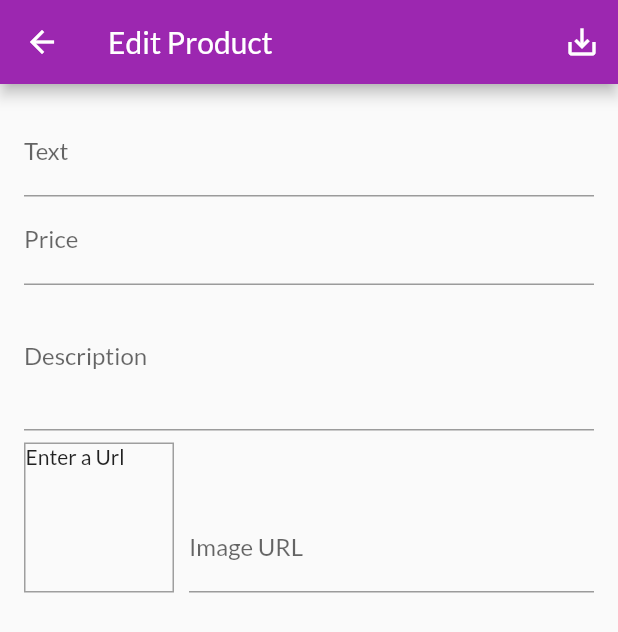
After one commit to MrBooi/KasiShop, a Flutter app: the EditProductScreen screen opened by its route, on a phone screen of 412 x 824 dp. The commit adds this screen. Shown: the top 632 px of the screen. Run offline on Flutter 3.47's test engine with Material 2 defaults, Android fonts, the phone set to English and light mode, and no system bars; network calls fail.

Commit message:
added product screen

```diff
--- /dev/null
+++ b/lib/screens/edit_product_screen.dart
@@ -0,0 +1,171 @@
+import 'package:flutter/material.dart';
+import '../providers/product.dart';
+
+class EditProductScreen extends StatefulWidget {
+  static const routeName = '/edit-product';
+  EditProductScreen({Key key}) : super(key: key);
+
+  @override
+  _EditProductScreenState createState() => _EditProductScreenState();
+}
+
+class _EditProductScreenState extends State<EditProductScreen> {
+  final _form = GlobalKey<FormState>();
+  final _priceFocusNode = FocusNode();
+  final _decriptionFocusNode = FocusNode();
+  final _imageUrlFocusNode = FocusNode();
+  final _imageUrlController = TextEditingController();
+  final _titleController = TextEditingController();
+  final _priceController = TextEditingController();
+  final _descriptionController = TextEditingController();
+
+  var _editedProduct =
+      Product(id: null, title: '', description: '', imageUrl: '', price: 0);
+
+  @override
+  void initState() {
+    _imageUrlFocusNode.addListener(_updateImageUrl);
+    super.initState();
+  }
+
+  void _updateImageUrl() {
+    if (!_imageUrlFocusNode.hasFocus) {
+      setState(() {});
+    }
+  }
+
+  void _saveForm() {
+    _form.currentState.save();
+  }
+
+  @override
+  void dispose() {
+    _imageUrlFocusNode.removeListener(_updateImageUrl);
+    _decriptionFocusNode.dispose();
+    _priceFocusNode.dispose();
+    _imageUrlController.dispose();
+    _imageUrlFocusNode.dispose();
+    _titleController.dispose();
+    _descriptionController.dispose();
+    _priceController.dispose();
+    super.dispose();
+  }
+
+  @override
+  Widget build(BuildContext context) {
+    return Scaffold(
+      appBar: AppBar(
+        title: Text('Edit Product'),
+        actions: <Widget>[
+          IconButton(
+            icon: Icon(Icons.save_alt),
+            onPressed: _saveForm,
+          )
+        ],
+      ),
+      body: Padding(
+        padding: const EdgeInsets.all(16.0),
+        child: Form(
+          key: _form,
+          child: SingleChildScrollView(
+            child: Column(
+              children: <Widget>[
+                TextFormField(
+                  decoration: InputDecoration(
+                    labelText: 'Text',
+                  ),
+                  textInputAction: TextInputAction.next,
+                  onFieldSubmitted: (_) {
+                    FocusScope.of(context).requestFocus(_priceFocusNode);
+                  },
+                  onSaved: (value) {
+                    _editedProduct = Product(
+                        title: value,
+                        id: null,
+                        imageUrl: _editedProduct.imageUrl,
+                        price: _editedProduct.price,
+                        description: _editedProduct.description);
+                  },
+                ),
+                TextFormField(
+                  decoration: InputDecoration(
+                    labelText: 'Price',
+                  ),
+                  textInputAction: TextInputAction.next,
+                  keyboardType: TextInputType.number,
+                  focusNode: _priceFocusNode,
+                  onFieldSubmitted: (_) {
+                    FocusScope.of(context).requestFocus(_decriptionFocusNode);
+                  },
+                  onSaved: (value) {
+                    _editedProduct = Product(
+                        title: _editedProduct.title,
+                        id: null,
+                        imageUrl: _editedProduct.imageUrl,
+                        price: double.parse(value),
+                        description: _editedProduct.description);
+                  },
+                ),
+                TextFormField(
+                  decoration: InputDecoration(
+                    labelText: 'Description',
+                  ),
+                  maxLines: 3,
+                  keyboardType: TextInputType.multiline,
+                  focusNode: _decriptionFocusNode,
+                  onSaved: (value) {
+                    _editedProduct = Product(
+                        title: _editedProduct.title,
+                        id: null,
+                        imageUrl: _editedProduct.imageUrl,
+                        price: _editedProduct.price,
+                        description: value);
+                  },
+                ),
+                Row(
+                  crossAxisAlignment: CrossAxisAlignment.end,
+                  children: <Widget>[
+                    Container(
+                      width: 100,
+                      height: 100,
+                      margin: const EdgeInsets.only(top: 8, right: 10),
+                      decoration: BoxDecoration(
+                        border: Border.all(width: 1, color: Colors.grey),
+                      ),
+                      child: _imageUrlController.text.isEmpty
+                          ? Text('Enter a Url')
+                          : FittedBox(
+                              child: Image.network(
+                                _imageUrlController.text,
+                                fit: BoxFit.cover,
+                              ),
+                            ),
+                    ),
+                    Expanded(
+                      child: TextFormField(
+                        decoration: InputDecoration(labelText: 'Image URL'),
+                        keyboardType: TextInputType.url,
+                        textInputAction: TextInputAction.done,
+                        controller: _imageUrlController,
+                        focusNode: _imageUrlFocusNode,
+                        onFieldSubmitted: (_) => _saveForm(),
+                        onSaved: (value) {
+                          _editedProduct = Product(
+                              title: _editedProduct.title,
+                              id: null,
+                              imageUrl: value,
+                              price: _editedProduct.price,
+                              description: _editedProduct.description);
+                        },
+                      ),
+                    )
+                  ],
+                )
+              ],
+            ),
+          ),
+        ),
+      ),
+    );
+  }
+}
--- a/lib/widgets/app_drawer.dart
+++ b/lib/widgets/app_drawer.dart
@@ -1,4 +1,5 @@
 import 'package:flutter/material.dart';
+import 'package:kasishop/screens/user_products_screen.dart';
 import '../screens/orders_screen.dart';
 
 class AppDrawer extends StatelessWidget {
@@ -26,6 +27,15 @@ class AppDrawer extends StatelessWidget {
             onTap: () {
               Navigator.pushReplacementNamed(context, OrdersScreen.routeName);
             },
+          ),
+          Divider(),
+          ListTile(
+            leading: Icon(Icons.edit),
+            title: Text('Manage Products'),
+            onTap: () {
+              Navigator.pushReplacementNamed(
+                  context, UserProductsScreen.routeName);
+            },
           )
         ],
       ),
--- a/lib/widgets/cart_item.dart
+++ b/lib/widgets/cart_item.dart
@@ -26,6 +26,25 @@ class CartItem extends StatelessWidget {
         alignment: Alignment.centerRight,
       ),
       direction: DismissDirection.endToStart,
+      confirmDismiss: (direction) {
+        return showDialog(
+          context: context,
+          builder: (ctx) => AlertDialog(
+            title: Text('Are you sure?'),
+            content: Text('Do you want to remove the item from the cart?'),
+            actions: <Widget>[
+              FlatButton(
+                child: Text('No'),
+                onPressed: () => Navigator.of(context).pop(false),
+              ),
+              FlatButton(
+                child: Text('Yes'),
+                onPressed: () => Navigator.of(context).pop(true),
+              ),
+            ],
+          ),
+        );
+      },
       onDismissed: (direction) {
         Provider.of<Cart>(context, listen: false).removeItem(productId);
       },
--- a/lib/widgets/product_item.dart
+++ b/lib/widgets/product_item.dart
@@ -46,6 +46,17 @@ class ProductItem extends StatelessWidget {
             color: Theme.of(context).accentColor,
             onPressed: () {
               cart.addItemToCart(product.id, product.title, product.price);
+              Scaffold.of(context).hideCurrentSnackBar();
+              Scaffold.of(context).showSnackBar(SnackBar(
+                content: Text('Added item to cart!'),
+                duration: Duration(seconds: 2),
+                action: SnackBarAction(
+                  label: 'UNDO',
+                  onPressed: () {
+                    cart.removeSingleItem(product.id);
+                  },
+                ),
+              ));
             },
           ),
           title: Text(
```
Also changed, not shown: lib/main.dart (+7 -3 lines), lib/providers/cart.dart (+18 -0 lines), lib/screens/user_products_screen.dart (added, +45 -0 lines), lib/widgets/user_product_item.dart (added, +35 -0 lines).
